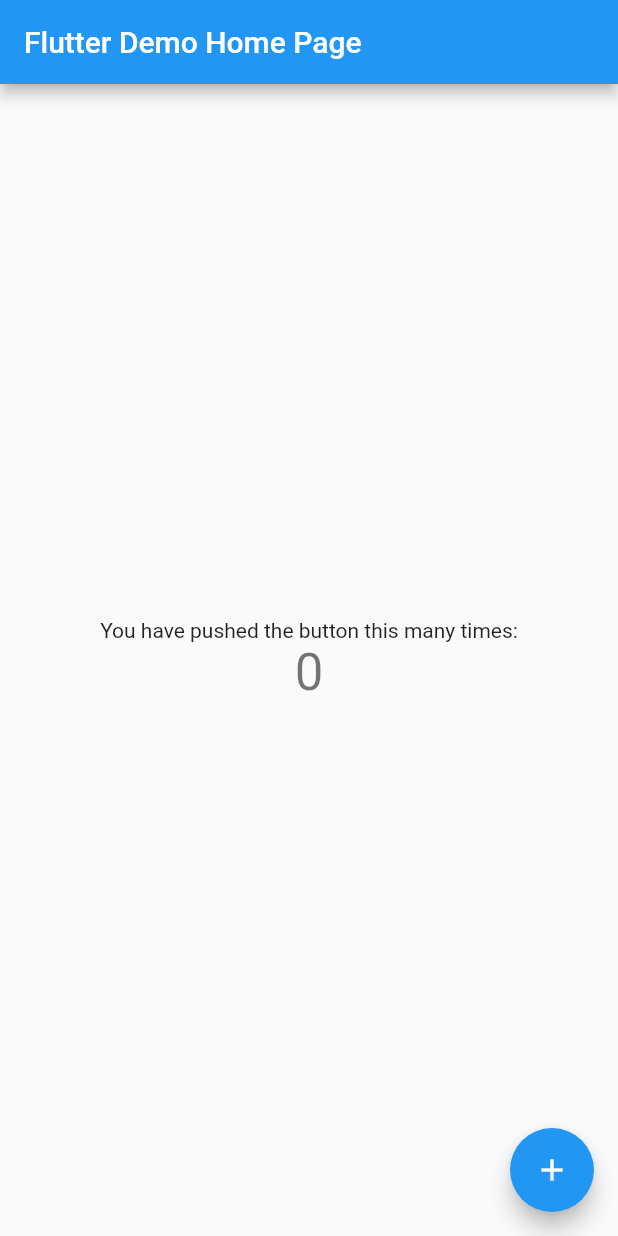
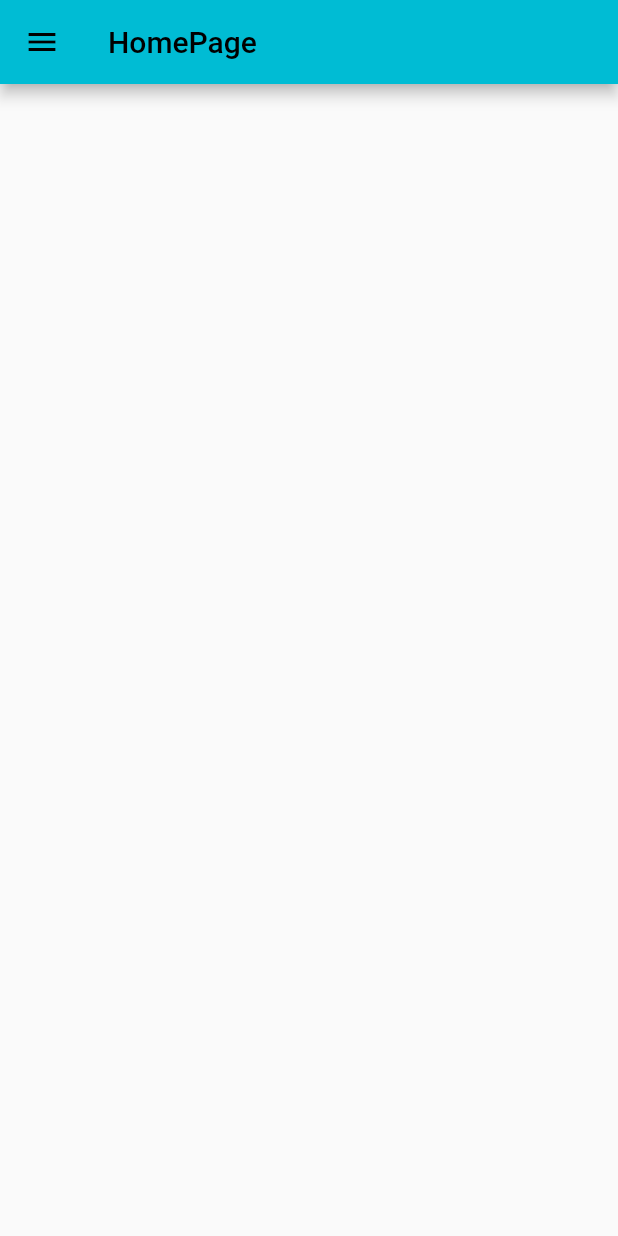
Before and after one commit to AdhamNour/Hidden-Drawer, a Flutter app: the screen it shows after launch, on a phone screen of 412 x 824 dp. Run offline on Flutter 3.47's test engine with Material 2 defaults, Android fonts, the phone set to English and light mode, and no system bars; drawn by our look-alikes of hidden_drawer_menu.

```diff
--- /dev/null
+++ b/lib/HiddenDrawer.dart
@@ -0,0 +1,43 @@
+import 'package:flutter/material.dart';
+import 'package:hidden_drawer/Pages/HomePage.dart';
+import 'package:hidden_drawer/Pages/SettingPage.dart';
+import 'package:hidden_drawer_menu/hidden_drawer_menu.dart';
+
+class HiddenDrawer extends StatefulWidget {
+  const HiddenDrawer({Key? key}) : super(key: key);
+
+  @override
+  State<HiddenDrawer> createState() => _HiddenDrawerState();
+}
+
+class _HiddenDrawerState extends State<HiddenDrawer> {
+  List<ScreenHiddenDrawer> _pages = [];
+
+  @override
+  void initState() {
+    _pages = [
+      ScreenHiddenDrawer(
+          ItemHiddenMenu(
+              name: "HomePage",
+              baseStyle: const TextStyle(),
+              selectedStyle: const TextStyle()),
+          const HomePage()),
+      ScreenHiddenDrawer(
+          ItemHiddenMenu(
+              name: "Settings",
+              baseStyle: const TextStyle(),
+              selectedStyle: const TextStyle()),
+          const SettingsPage())
+    ];
+    super.initState();
+  }
+
+  @override
+  Widget build(BuildContext context) {
+    return HiddenDrawerMenu(
+      screens: _pages,
+      backgroundColorMenu: Colors.deepPurple,
+      initPositionSelected: 0,
+    );
+  }
+}
--- /dev/null
+++ b/lib/Pages/HomePage.dart
@@ -0,0 +1,11 @@
+// ignore: file_names
+import 'package:flutter/material.dart';
+
+class HomePage extends StatelessWidget {
+  const HomePage({Key? key}) : super(key: key);
+
+  @override
+  Widget build(BuildContext context) {
+    return Scaffold();
+  }
+}
--- /dev/null
+++ b/lib/Pages/SettingPage.dart
@@ -0,0 +1,11 @@
+// ignore: file_names
+import 'package:flutter/material.dart';
+
+class SettingsPage extends StatelessWidget {
+  const SettingsPage({Key? key}) : super(key: key);
+
+  @override
+  Widget build(BuildContext context) {
+    return Scaffold();
+  }
+}
--- a/lib/main.dart
+++ b/lib/main.dart
@@ -1,4 +1,7 @@
 import 'package:flutter/material.dart';
+import 'package:hidden_drawer/HiddenDrawer.dart';
+
+import 'Pages/HomePage.dart';
 
 void main() {
   runApp(const MyApp());
@@ -12,104 +15,8 @@ class MyApp extends StatelessWidget {
   Widget build(BuildContext context) {
     return MaterialApp(
       title: 'Flutter Demo',
-      theme: ThemeData(
-        // This is the theme of your application.
-        //
-        // Try running your application with "flutter run". You'll see the
-        // application has a blue toolbar. Then, without quitting the app, try
-        // changing the primarySwatch below to Colors.green and then invoke
-        // "hot reload" (press "r" in the console where you ran "flutter run",
-        // or simply save your changes to "hot reload" in a Flutter IDE).
-        // Notice that the counter didn't reset back to zero; the application
-        // is not restarted.
-        primarySwatch: Colors.blue,
-      ),
-      home: const MyHomePage(title: 'Flutter Demo Home Page'),
+      home: const HiddenDrawer(),
+      theme: ThemeData(primarySwatch: Colors.cyan),
     );
   }
 }
-
-class MyHomePage extends StatefulWidget {
-  const MyHomePage({Key? key, required this.title}) : super(key: key);
-
-  // This widget is the home page of your application. It is stateful, meaning
-  // that it has a State object (defined below) that contains fields that affect
-  // how it looks.
-
-  // This class is the configuration for the state. It holds the values (in this
-  // case the title) provided by the parent (in this case the App widget) and
-  // used by the build method of the State. Fields in a Widget subclass are
-  // always marked "final".
-
-  final String title;
-
-  @override
-  State<MyHomePage> createState() => _MyHomePageState();
-}
-
-class _MyHomePageState extends State<MyHomePage> {
-  int _counter = 0;
-
-  void _incrementCounter() {
-    setState(() {
-      // This call to setState tells the Flutter framework that something has
-      // changed in this State, which causes it to rerun the build method below
-      // so that the display can reflect the updated values. If we changed
-      // _counter without calling setState(), then the build method would not be
-      // called again, and so nothing would appear to happen.
-      _counter++;
-    });
-  }
-
-  @override
-  Widget build(BuildContext context) {
-    // This method is rerun every time setState is called, for instance as done
-    // by the _incrementCounter method above.
-    //
-    // The Flutter framework has been optimized to make rerunning build methods
-    // fast, so that you can just rebuild anything that needs updating rather
-    // than having to individually change instances of widgets.
-    return Scaffold(
-      appBar: AppBar(
-        // Here we take the value from the MyHomePage object that was created by
-        // the App.build method, and use it to set our appbar title.
-        title: Text(widget.title),
-      ),
-      body: Center(
-        // Center is a layout widget. It takes a single child and positions it
-        // in the middle of the parent.
-        child: Column(
-          // Column is also a layout widget. It takes a list of children and
-          // arranges them vertically. By default, it sizes itself to fit its
-          // children horizontally, and tries to be as tall as its parent.
-          //
-          // Invoke "debug painting" (press "p" in the console, choose the
-          // "Toggle Debug Paint" action from the Flutter Inspector in Android
-          // Studio, or the "Toggle Debug Paint" command in Visual Studio Code)
-          // to see the wireframe for each widget.
-          //
-          // Column has various properties to control how it sizes itself and
-          // how it positions its children. Here we use mainAxisAlignment to
-          // center the children vertically; the main axis here is the vertical
-          // axis because Columns are vertical (the cross axis would be
-          // horizontal).
-          mainAxisAlignment: MainAxisAlignment.center,
-          children: <Widget>[
-            const Text(
-              'You have pushed the button this many times:',
-            ),
-            Text(
-              '$_counter',
-              style: Theme.of(context).textTheme.headline4,
-            ),
-          ],
-        ),
-      ),
-      floatingActionButton: FloatingActionButton(
-        onPressed: _incrementCounter,
-        tooltip: 'Increment',
-        child: const Icon(Icons.add),
-      ), // This trailing comma makes auto-formatting nicer for build methods.
-    );
-  }
-}
--- a/pubspec.yaml
+++ b/pubspec.yaml
@@ -34,6 +34,7 @@ dependencies:
   # The following adds the Cupertino Icons font to your application.
   # Use with the CupertinoIcons class for iOS style icons.
   cupertino_icons: ^1.0.2
+  hidden_drawer_menu: ^3.0.1
 
 dev_dependencies:
   flutter_test:
```
Also changed, not shown: pubspec.lock.
